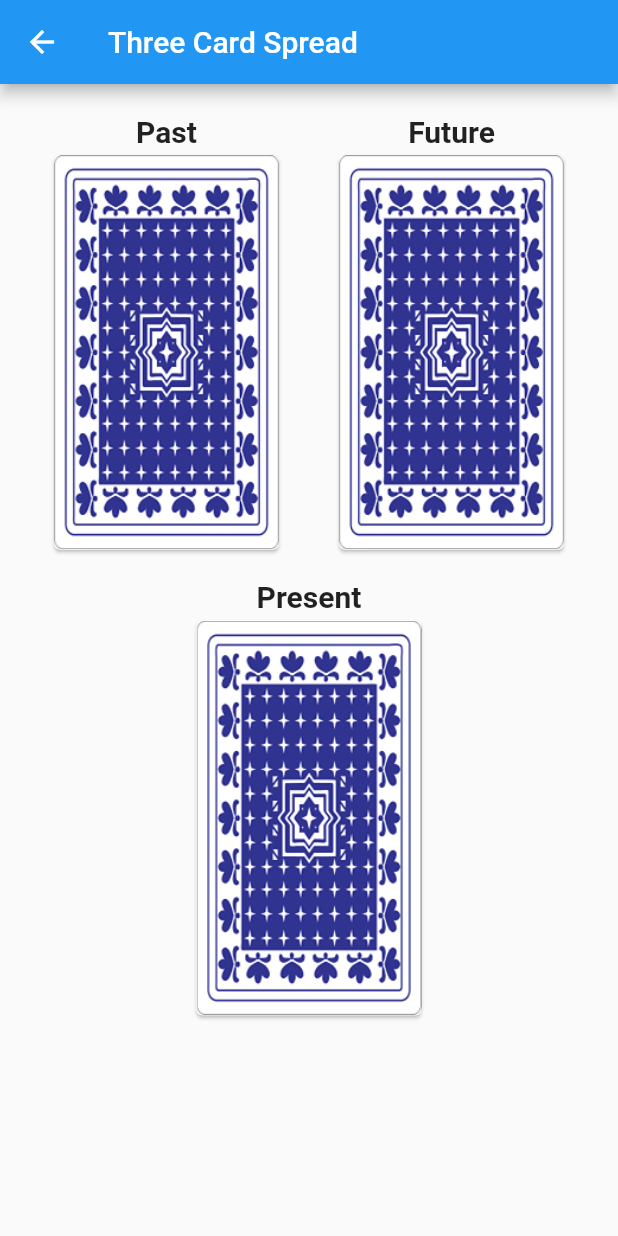
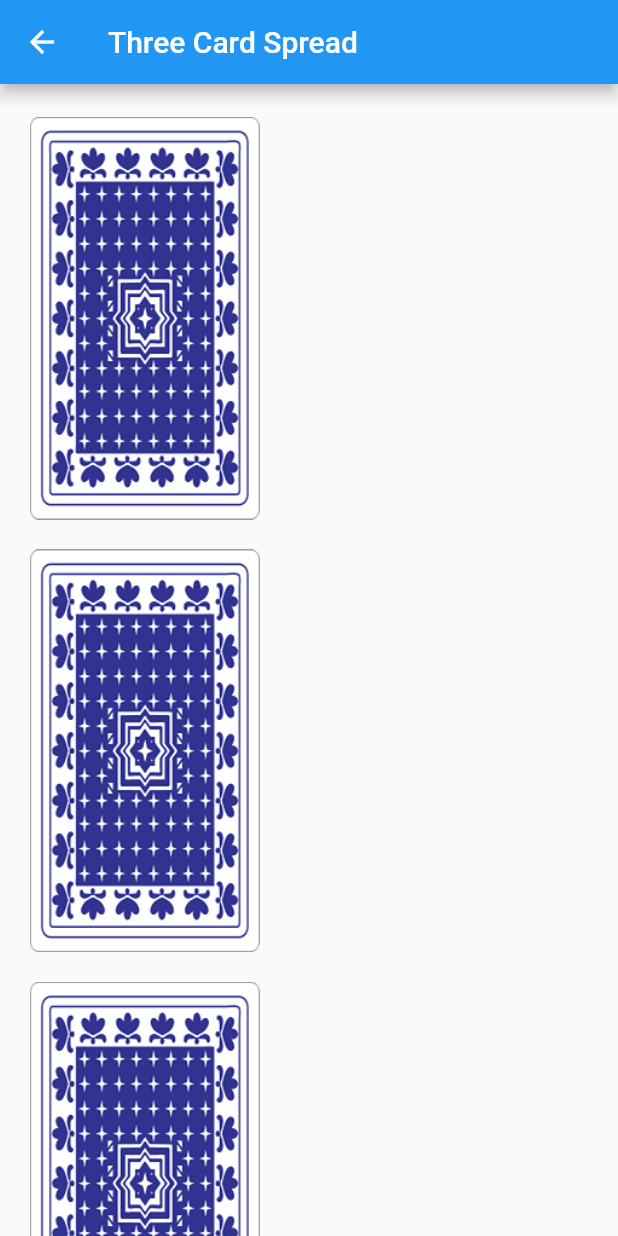
Before and after one commit to anhadpreetsingh/TarotApp, a Flutter app: the ThreeCard screen opened by its route, on a phone screen of 412 x 824 dp. Run offline on Flutter 3.47's test engine with Material 2 defaults, Android fonts, the phone set to English and light mode, and no system bars.

Commit message:
Made code more modular

```diff
--- /dev/null
+++ b/lib/classes/tarot_widget.dart
@@ -0,0 +1,91 @@
+import 'package:flutter/material.dart';
+import 'package:tarot/classes/tarot_card.dart';
+import 'dart:math';
+
+class TarotWidget extends StatefulWidget {
+  final List<TarotCard> cards;
+  const TarotWidget({super.key, required this.cards});
+
+  @override
+  State<TarotWidget> createState() => _TarotWidgetState();
+}
+
+class _TarotWidgetState extends State<TarotWidget> {
+
+  int count = 0;
+  TarotCard card = TarotCard(name: 'Card Back', imagePath: 'assets/cards/card_back.png', description: '', positive: '', negative: '');
+
+
+  void randomCard(){
+    setState(() {
+      if (card.name == 'Card Back') {
+        Random random = Random();
+        int rand = random.nextInt(widget.cards.length);
+        card = widget.cards[rand];
+        widget.cards.removeAt(rand);
+        print(widget.cards.length);
+      }
+    });
+  }
+
+  @override
+  Widget build(BuildContext context) {
+    return LayoutBuilder(builder: (context, constraints) {
+      final maxWidth = constraints.maxWidth;
+      const aspectRatio = 9 / 16;
+      final desiredHeight = (maxWidth - maxWidth / 1.7) / aspectRatio;
+      return Row(
+        children: [
+          Container(
+            width: desiredHeight * aspectRatio,
+            height: desiredHeight,
+            constraints: const BoxConstraints(
+              maxHeight: 500,
+              maxWidth: 300,
+              minHeight: 10,
+              minWidth: 6
+            ),
+            child: InkWell(
+              onTap: () {
+                randomCard();
+              },
+              child: Image(
+                image: AssetImage(card.imagePath),
+                fit: BoxFit.contain,
+              ),
+            ),
+          ),
+
+          Visibility(
+            visible: card.name != 'Card Back',
+            child: Padding(
+              padding: const EdgeInsets.symmetric(horizontal: 16.0),
+              child: Container(
+                constraints: BoxConstraints(
+                  maxHeight: constraints.maxHeight/2.2,
+                  maxWidth: constraints.maxWidth/2.2
+                  ),
+                child: LayoutBuilder(
+                  builder: (context, constraints) {
+                    return Column(
+                      children: [
+                        Text(card.name, style: const TextStyle(fontWeight: FontWeight.bold),),
+                        const Text('Description', style: TextStyle(fontWeight: FontWeight.bold),),
+                        Text(card.description),
+                        const Text('Positive', style: TextStyle(fontWeight: FontWeight.bold),),
+                        Text(card.positive),
+                        const Text('Negative', style: TextStyle(fontWeight: FontWeight.bold),),
+                        Text(card.negative)
+                      ],
+                    );
+                  }
+                ),
+              ),
+            ),
+          ),
+
+        ],
+      );
+    });
+  }
+}
--- a/lib/main.dart
+++ b/lib/main.dart
@@ -1,7 +1,7 @@
 import 'package:flutter/material.dart';
 import 'package:tarot/screens/three_card.dart';
 import 'package:tarot/screens/types.dart';
-import 'package:tarot/screens/one_card.dart';
+import 'package:tarot/screens/one_card(copy).dart';
 import 'package:flutter/services.dart';
 import 'dart:convert';
 import 'package:tarot/classes/tarot_card.dart';
--- a/lib/screens/three_card.dart
+++ b/lib/screens/three_card.dart
@@ -1,10 +1,11 @@
 import 'package:flutter/material.dart';
 import 'package:tarot/classes/tarot_card.dart';
 import 'dart:math';
+import 'package:tarot/classes/tarot_widget.dart';
 
 class ThreeCard extends StatefulWidget {
   final List<TarotCard> cards;
-  _ThreeCardState createState() => _ThreeCardState(cards: cards);
+  _ThreeCardState createState() => _ThreeCardState();
   ThreeCard({required this.cards});
 }
 
@@ -20,10 +21,13 @@ class _ThreeCardState extends State<ThreeCard> {
   bool showCardPresent = false;
   bool showCardFuture = false;
 
-  final List<TarotCard> cards;
-  List<TarotCard> cardsCopy;
-  _ThreeCardState({required this.cards})
-    : cardsCopy = List.from(cards);
+  List<TarotCard> cardsCopy = List.empty();
+
+  @override
+  void initState() {
+    super.initState();
+    cardsCopy = List.from(widget.cards);
+  }
 
   void revealCard(TarotCard curCard) {
     setState(() {
@@ -57,102 +61,18 @@ class _ThreeCardState extends State<ThreeCard> {
     return Scaffold(
       appBar: AppBar(title: const Text('Three Card Spread'),),
       body: SingleChildScrollView(
-        child:
-        Padding(padding: const EdgeInsets.all(20.0),
-          child: Column(
-            children: [
-              Row(
-                mainAxisAlignment: MainAxisAlignment.spaceBetween,
-                children: [
-                  const Spacer(),
-                  Column(
-                    children: [
-                      const Text('Past', style: TextStyle(fontWeight: FontWeight.bold, fontSize: 20.0),),
-                      if(cardPast.name != 'Card Back') ...[
-                        Text(cardPast.name, style: const TextStyle(fontWeight: FontWeight.bold,),)
-                      ],
-                      InkWell(
-                      onTap: () {
-                        revealCard(cardPast);
-                      },
-                      child: Card(
-                        child: Container(
-                          width: 150,
-                          height: 263.5,
-                          child: Image(
-                            image: AssetImage(cardPast.imagePath),
-                            fit: BoxFit.contain,
-                          ),
-                        ),
-                      ),
-                    ),
-                    ]
-                  ),
-
-                  const SizedBox(width: 32.0,),
-
-                  Column(
-                    children: [
-                      const Text('Future', style: TextStyle(fontWeight: FontWeight.bold, fontSize: 20.0),),
-                      if(cardFuture.name != 'Card Back') ...[
-                        Text(cardFuture.name, style: const TextStyle(fontWeight: FontWeight.bold,),)
-                      ],
-                      InkWell(
-                        onTap: () {
-                          revealCard(cardFuture);
-                        },
-                        child: Card(
-                          child: Container(
-                            width: 150,
-                            height: 263.5,
-                            child: Image(
-                              image: AssetImage(cardFuture.imagePath),
-                              fit: BoxFit.contain,
-                            ),
-                          ),
-                        ),
-                      ),
-                    ],
-                  ),
-                  const Spacer()
-                ],
-              ),
-              const SizedBox(height: 16.0,),
-              Column(
-                children: [
-                  const Text('Present', style: TextStyle(fontWeight: FontWeight.bold, fontSize: 20.0),),
-                  if(cardPresent.name != 'Card Back') ...[
-                        Text(cardPresent.name, style: const TextStyle(fontWeight: FontWeight.bold,),)
-                      ],
-                  InkWell(
-                    onTap: () {
-                      revealCard(cardPresent);
-                    },
-                    child: Card(
-                      child: Container(
-                        width: 150,
-                        height: 263.5,
-                        child: Image(
-                          image: AssetImage(cardPresent.imagePath),
-                          fit: BoxFit.contain,
-                        ),
-                      ),
-                    ),
-                  ),
-                  if(description != '') ...[
-                    const SizedBox(height: 16.0,),
-                    const Text('Description', style: TextStyle(fontWeight: FontWeight.bold),),
-                    Text(description, textAlign: TextAlign.center,),
-                    const SizedBox(height: 16.0, ),
-                    const Text('Positive', style: TextStyle(fontWeight: FontWeight.bold),),
-                    Text(positive, textAlign: TextAlign.center,),
-                    const SizedBox(height: 16.0,),
-                    const Text('Negative', style: TextStyle(fontWeight: FontWeight.bold),),
-                    Text(negative, textAlign: TextAlign.center,),
-                  ]
-                ],
-              ),
-            ],
+        child: Padding(
+          padding: const EdgeInsets.all(20.0),
+          child: Center(
+            child: Column(
+              children: [
+                TarotWidget(cards: cardsCopy),
+                const SizedBox(height: 16.0,),
+                TarotWidget(cards: cardsCopy),
+                const SizedBox(height: 16.0,),
+                TarotWidget(cards: cardsCopy),
+              ]
+            ),
           ),
         ),
       ),
```
Also changed, not shown: lib/screens/one_card(copy).dart (added, +41 -0 lines), lib/screens/one_card.dart (+21 -3 lines).
